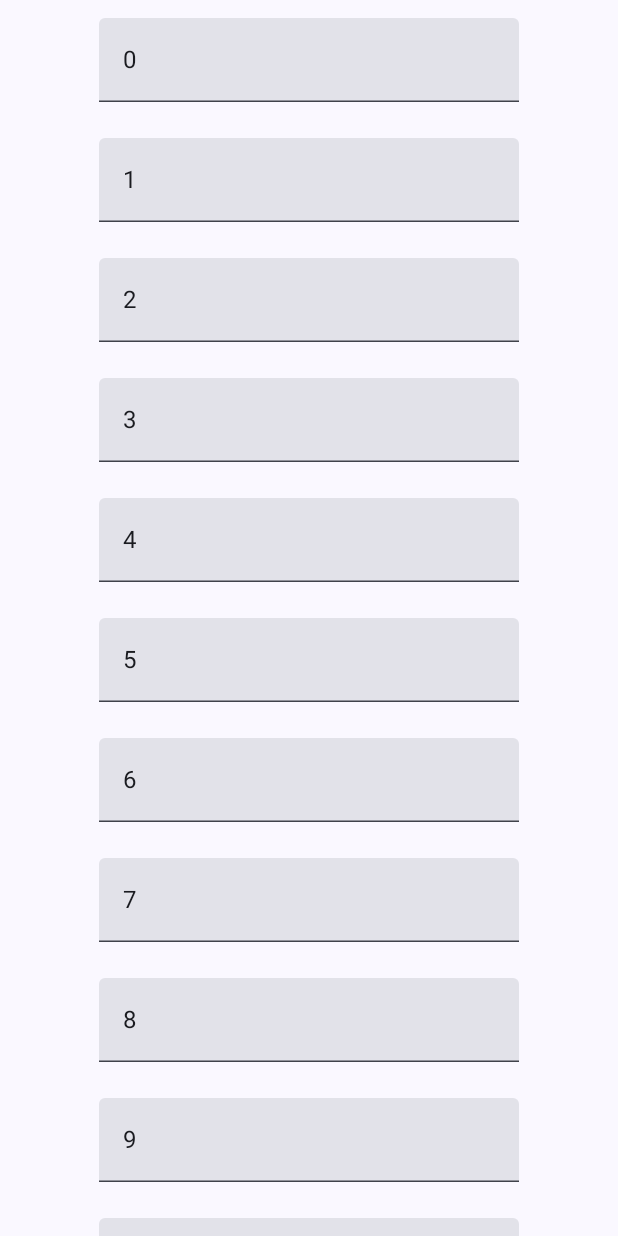
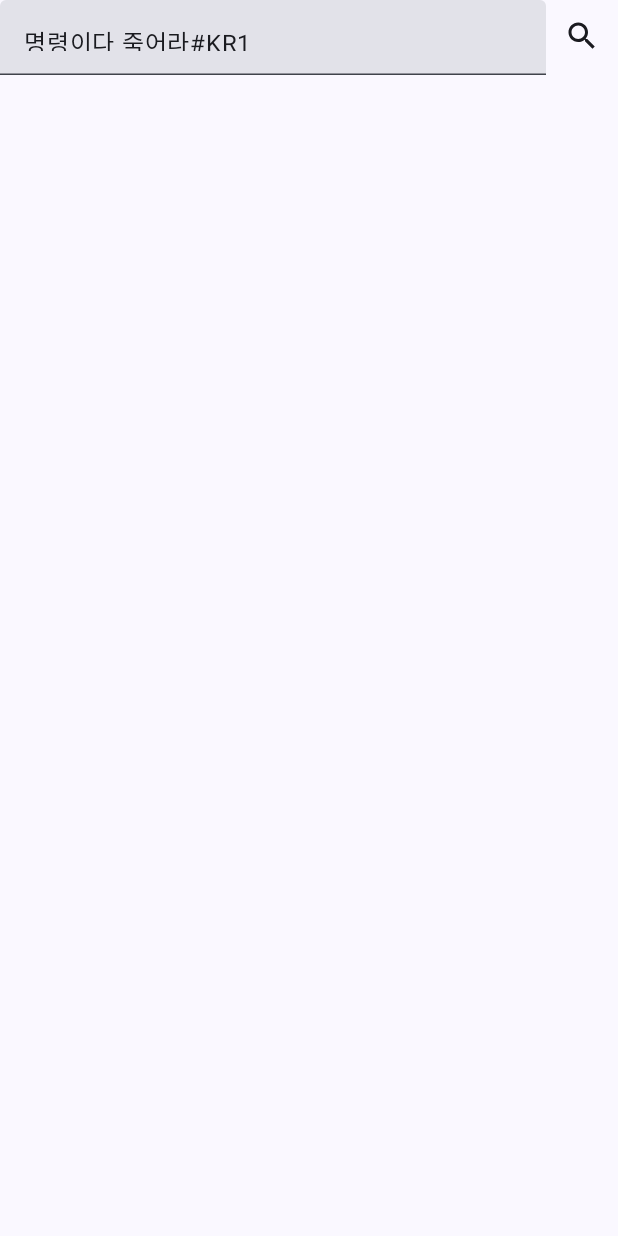
Before and after one commit to f-lab-edu/lol-search, an Android app built with Jetpack Compose: the screen it shows after launch (MainActivity), on a phone screen of 412 x 824 dp. Run offline under Robolectric (Android 15) with nearby library versions, the phone set to English and light mode, and no system bars; our stand-ins replace Dagger/Hilt's generated code.

Commit message:
feature: MainScreen GetAccount API 연동

```diff
--- a/presentation/src/main/java/com/sun5066/presentation/main/MainActivity.kt
+++ b/presentation/src/main/java/com/sun5066/presentation/main/MainActivity.kt
@@ -8,11 +8,14 @@ import androidx.activity.viewModels
 import androidx.compose.foundation.layout.fillMaxSize
 import androidx.compose.foundation.layout.padding
 import androidx.compose.material3.Scaffold
-import androidx.compose.runtime.getValue
+import androidx.compose.material3.SnackbarHost
+import androidx.compose.material3.SnackbarHostState
+import androidx.compose.runtime.mutableStateOf
+import androidx.compose.runtime.remember
+import androidx.compose.runtime.saveable.rememberSaveable
 import androidx.compose.ui.Modifier
-import androidx.lifecycle.compose.collectAsStateWithLifecycle
 import com.sun5066.base.ui.theme.LolTheme
-import com.sun5066.presentation.main.ui.MainScreen
+import com.sun5066.presentation.main.ui.screen.MainScreen
 import dagger.hilt.android.AndroidEntryPoint
 
 @AndroidEntryPoint
@@ -25,13 +28,34 @@ class MainActivity : ComponentActivity() {
         enableEdgeToEdge()
         setContent {
             LolTheme {
-                Scaffold(modifier = Modifier.fillMaxSize()) { innerPadding ->
-                    val state by viewModel.state.collectAsStateWithLifecycle()
+                val snackBarHostState = remember { SnackbarHostState() }
+                val (showProgressIndicator, setShowProgressIndicator) = rememberSaveable {
+                    mutableStateOf(false)
+                }
 
+//                viewModel.sideEffect.CollectSideEffect { sideEffect ->
+//                    when (sideEffect) {
+//                        is CommonSideEffect.ShowSnackBarRes -> {
+//                            launch { snackBarHostState.showSnackbar(getString(sideEffect.res)) }
+//                        }
+//
+//                        is CommonSideEffect.LoadingIndicator -> {
+//                            setShowProgressIndicator(sideEffect.show)
+//                        }
+//                    }
+//                }
+
+                Scaffold(
+                    modifier = Modifier.fillMaxSize(),
+                    snackbarHost = { SnackbarHost(snackBarHostState) }
+                ) { innerPadding ->
                     MainScreen(
-                        modifier = Modifier.fillMaxSize().padding(innerPadding),
+                        modifier = Modifier
+                            .fillMaxSize()
+                            .padding(innerPadding),
                         onIntent = viewModel::processIntent
                     )
+//                    LoadingDialog(showProgressIndicator)
                 }
             }
         }
--- a/presentation/src/main/java/com/sun5066/presentation/main/MainViewModel.kt
+++ b/presentation/src/main/java/com/sun5066/presentation/main/MainViewModel.kt
@@ -18,16 +18,16 @@ class MainViewModel @Inject constructor(
 
     override fun processIntent(intent: MainIntent) {
         when (intent) {
-            is MainIntent.Search -> search(intent)
+            is MainIntent.GetAccount -> search(intent)
         }
     }
 
-    private fun search(intent: MainIntent.Search) {
+    private fun search(intent: MainIntent.GetAccount) {
         safeLaunch(
             showLoadingIndicator = true,
         ) {
             val account = getAccountUseCase
-                .invoke(intent.tagLine, intent.tagLine)
+                .invoke(intent.gameName, intent.tagLine)
                 .let(accountDtoToVoMapper::toModel)
 
             updateState { copy(account = account) }
--- a/presentation/src/main/java/com/sun5066/presentation/main/ui/MainScreen.kt
+++ /dev/null
@@ -1,55 +0,0 @@
-package com.sun5066.presentation.main.ui
-
-import android.util.Log
-import androidx.compose.foundation.layout.Box
-import androidx.compose.foundation.layout.fillMaxWidth
-import androidx.compose.foundation.layout.height
-import androidx.compose.foundation.lazy.LazyColumn
-import androidx.compose.material3.TextField
-import androidx.compose.runtime.Composable
-import androidx.compose.runtime.DisposableEffect
-import androidx.compose.runtime.LaunchedEffect
-import androidx.compose.runtime.SideEffect
-import androidx.compose.runtime.getValue
-import androidx.compose.runtime.mutableStateOf
-import androidx.compose.runtime.saveable.rememberSaveable
-import androidx.compose.runtime.setValue
-import androidx.compose.ui.Alignment
-import androidx.compose.ui.Modifier
-import androidx.compose.ui.unit.dp
-import com.sun5066.presentation.main.ui.mvi.MainIntent
-
-@Composable
-fun MainScreen(
-    modifier: Modifier = Modifier,
-    onIntent: (MainIntent) -> Unit
-) {
-
-    LazyColumn(modifier = modifier) {
-        items(
-            count = 1000,
-            key = { it },
-        ) { i ->
-            var text by rememberSaveable { mutableStateOf("$i") }
-
-            Box(
-                modifier = Modifier.fillMaxWidth().height(80.dp),
-                contentAlignment = Alignment.Center
-            ) {
-                TextField(value = text, onValueChange = { text = it })
-
-                DisposableEffect(i) {
-                    onDispose { Log.d("MainScreen", "onDispose i: $i") }
-                }
-
-                SideEffect {
-                    Log.d("MainScreen", "SideEffect i: $i")
-                }
-
-                LaunchedEffect(i) {
-                    Log.d("MainScreen", "LaunchedEffect i: $i")
-                }
-            }
-        }
-    }
-}
--- a/presentation/src/main/java/com/sun5066/presentation/main/ui/mvi/MainMvi.kt
+++ b/presentation/src/main/java/com/sun5066/presentation/main/ui/mvi/MainMvi.kt
@@ -17,5 +17,5 @@ data class MainState(
 
 @Immutable
 sealed interface MainIntent {
-    data class Search(val gameName: String, val tagLine: String) : MainIntent
+    data class GetAccount(val gameName: String, val tagLine: String) : MainIntent
 }
--- /dev/null
+++ b/presentation/src/main/java/com/sun5066/presentation/main/ui/screen/MainScreen.kt
@@ -0,0 +1,56 @@
+package com.sun5066.presentation.main.ui.screen
+
+import androidx.compose.foundation.layout.Column
+import androidx.compose.foundation.layout.Row
+import androidx.compose.foundation.layout.fillMaxWidth
+import androidx.compose.foundation.layout.height
+import androidx.compose.foundation.text.KeyboardActions
+import androidx.compose.foundation.text.KeyboardOptions
+import androidx.compose.material.icons.Icons
+import androidx.compose.material.icons.filled.Search
+import androidx.compose.material3.Icon
+import androidx.compose.material3.IconButton
+import androidx.compose.material3.TextField
+import androidx.compose.runtime.Composable
+import androidx.compose.runtime.getValue
+import androidx.compose.runtime.mutableStateOf
+import androidx.compose.runtime.saveable.rememberSaveable
+import androidx.compose.runtime.setValue
+import androidx.compose.ui.Modifier
+import androidx.compose.ui.res.stringResource
+import androidx.compose.ui.text.input.ImeAction
+import androidx.compose.ui.unit.dp
+import com.sun5066.presentation.R
+import com.sun5066.presentation.main.ui.mvi.MainIntent
+
+@Composable
+fun MainScreen(
+    modifier: Modifier = Modifier,
+    onIntent: (MainIntent) -> Unit
+) {
+    Column(modifier = modifier) {
+        var searchText by rememberSaveable { mutableStateOf("명령이다 죽어라#KR1") }
+        val getGetAccountIntent = {
+            searchText.split("#").let { onIntent(MainIntent.GetAccount(it[0], it[1])) }
+        }
+
+        Row(modifier = Modifier.fillMaxWidth()) {
+            TextField(
+                modifier = Modifier
+                    .height(50.dp)
+                    .weight(1f),
+                keyboardOptions = KeyboardOptions(imeAction = ImeAction.Search),
+                keyboardActions = KeyboardActions(onSearch = { getGetAccountIntent.invoke() }),
+                singleLine = true,
+                value = searchText,
+                onValueChange = { searchText = it }
+            )
+            IconButton(onClick = getGetAccountIntent) {
+                Icon(
+                    imageVector = Icons.Default.Search,
+                    contentDescription = stringResource(R.string.search)
+                )
+            }
+        }
+    }
+}
--- /dev/null
+++ b/presentation/src/main/res/values/content_descriptions.xml
@@ -0,0 +1,4 @@
+<?xml version="1.0" encoding="utf-8"?>
+<resources>
+    <string name="search">Search</string>
+</resources>
```
